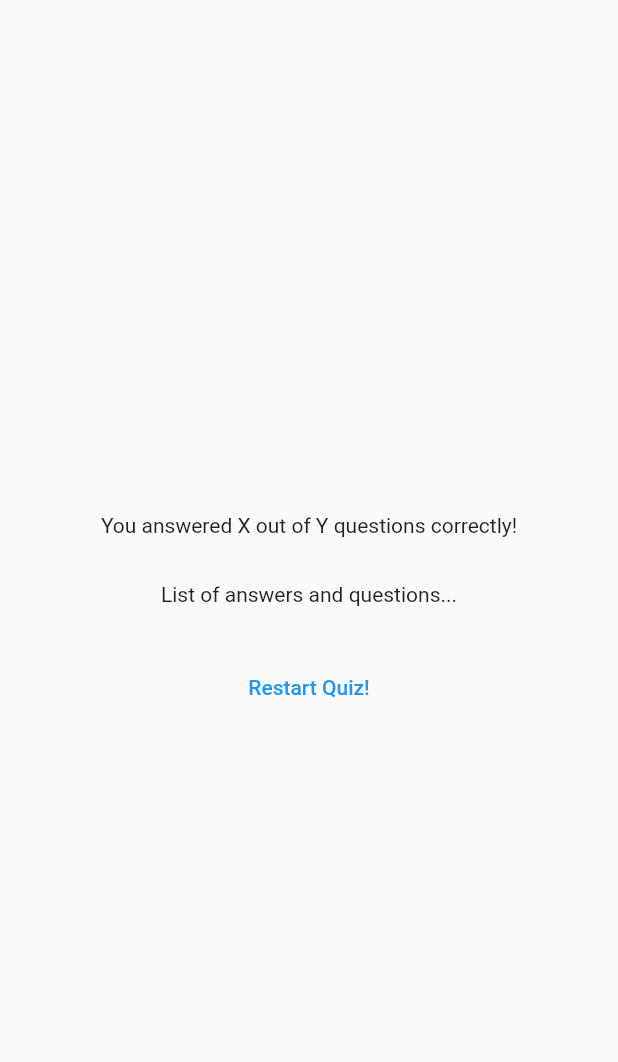
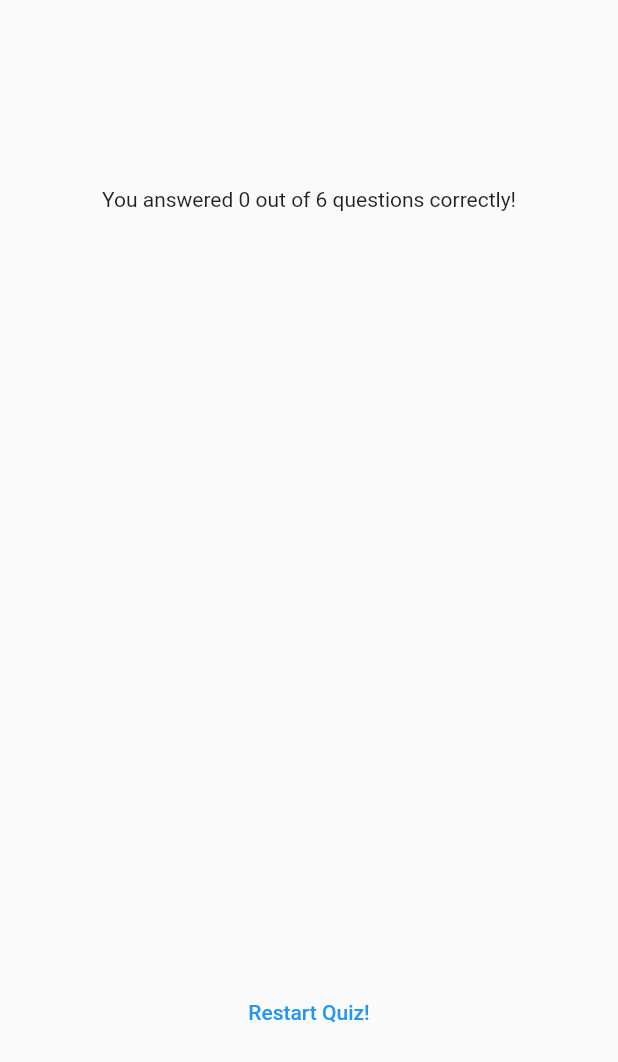
Before and after one commit to Angel-dash/Quiz_tachi, a Flutter app: the ResultsScreen widget shown alone on an empty page, opened directly with empty values, on a phone screen of 412 x 824 dp. Shown: the top 1062 px of the screen. Run offline on Flutter 3.47's test engine with Material 2 defaults, Android fonts, the phone set to English and light mode, and no system bars; our stand-ins replace google_fonts.

Commit message:
Basic working module completed,

```diff
--- a/lib/questions_summary.dart
+++ b/lib/questions_summary.dart
@@ -6,16 +6,33 @@ class QuestionsSummary extends StatelessWidget {
   final List<Map<String, Object>> summaryData;
   @override
   Widget build(context) {
-    return Column(
+    return SizedBox(
+      height: 450,
+      child: SingleChildScrollView(
+        child: Column(
           children: summaryData.map(
             (data) {
               return Row(
                 children: [
-              Text(((data['question'] as int) + 1).toString()),
+                  Text(((data['question_index'] as int) + 1).toString()),
+                  Expanded(
+                    child: Column(
+                      children: [
+                        Text(data['question'] as String),
+                        const SizedBox(
+                          height: 5,
+                        ),
+                        Text(data['user_answer'] as String),
+                        Text(data['correct_answer'] as String),
+                      ],
+                    ),
+                  ),
                 ],
               );
             },
           ).toList(),
+        ),
+      ),
     );
   }
 }
--- a/lib/quiz.dart
+++ b/lib/quiz.dart
@@ -83,7 +83,6 @@ class _QuizState extends State<Quiz> {
 
     if (selectedAnswers.length == questions.length) {
       setState(() {
-        selectedAnswers = [];
         activeScreen = 'results-screen';
       });
     }
--- a/lib/results_screen.dart
+++ b/lib/results_screen.dart
@@ -1,5 +1,6 @@
 import 'package:flutter/material.dart';
 import 'package:quiz_app/data/questions.dart';
+import 'package:quiz_app/questions_summary.dart';
 
 class ResultsScreen extends StatelessWidget {
   const ResultsScreen({
@@ -27,6 +28,11 @@ class ResultsScreen extends StatelessWidget {
 
   @override
   Widget build(BuildContext context) {
+    final summaryData = getSummaryData();
+    final numTotalQuestions = questions.length;
+    final numCorrectQuestions = summaryData.where((data) {
+      return data['user_answer'] == data['correct_answer'];
+    }).length;
     return SizedBox(
       width: double.infinity,
       child: Container(
@@ -34,11 +40,13 @@ class ResultsScreen extends StatelessWidget {
         child: Column(
           mainAxisAlignment: MainAxisAlignment.center,
           children: [
-            const Text('You answered X out of Y questions correctly!'),
+            Text(
+              'You answered $numCorrectQuestions out of $numTotalQuestions questions correctly!',
+            ),
             const SizedBox(
               height: 30,
             ),
-            const Text('List of answers and questions...'),
+            QuestionsSummary(summaryData),
             const SizedBox(
               height: 30,
             ),
```
Lines whose indentation alone changed are shown as unchanged.
